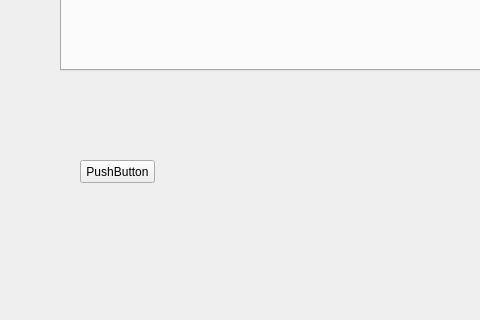
Old version of the form cpp/8H82600/mainwindow.ui in the repository huayunfly/goiot; both pictures show x 0 to 480 and y 280 to 600 of the 800 by 600 pixel window.
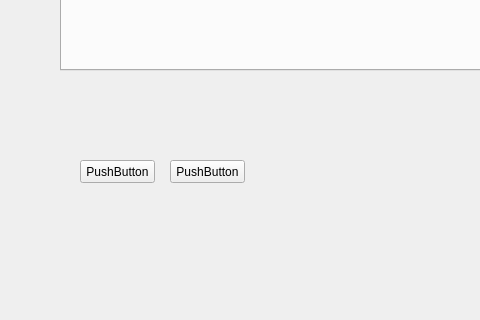
New version of the form.

Diff of the .ui file:
```diff
--- a/cpp/8H82600/mainwindow.ui
+++ b/cpp/8H82600/mainwindow.ui
@@ -50,6 +50,19 @@
      <string>PushButton</string>
     </property>
    </widget>
+   <widget class="QPushButton" name="pushButton_2">
+    <property name="geometry">
+     <rect>
+      <x>170</x>
+      <y>440</y>
+      <width>75</width>
+      <height>23</height>
+     </rect>
+    </property>
+    <property name="text">
+     <string>PushButton</string>
+    </property>
+   </widget>
   </widget>
   <widget class="QMenuBar" name="menubar">
    <property name="geometry">
```
